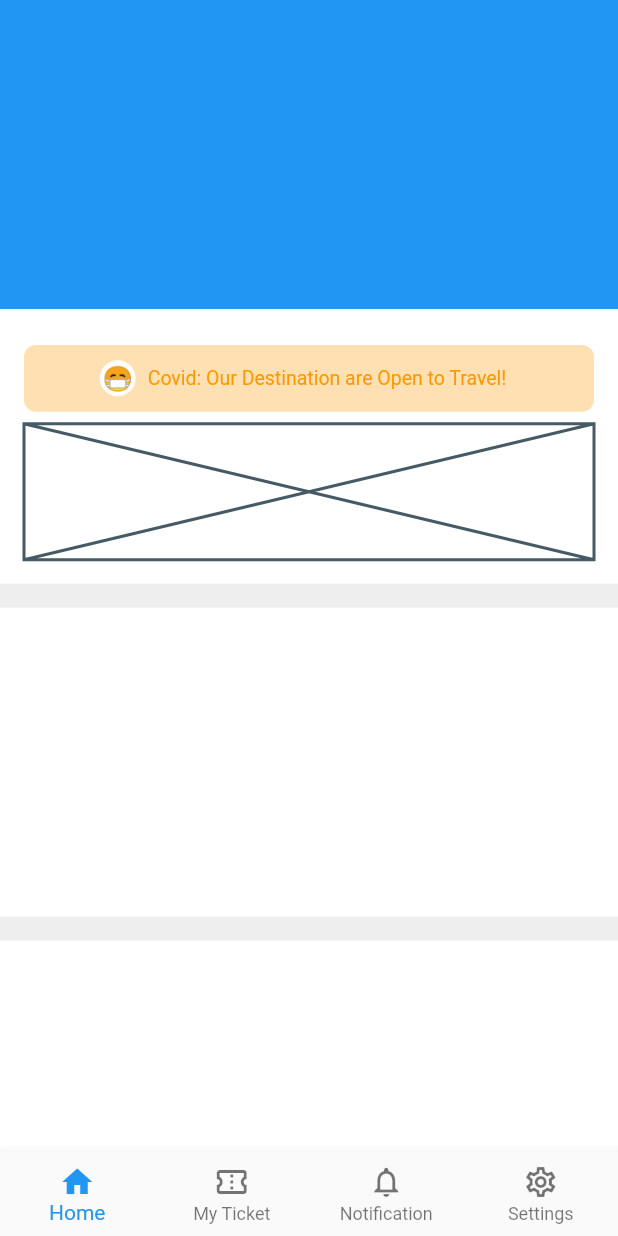
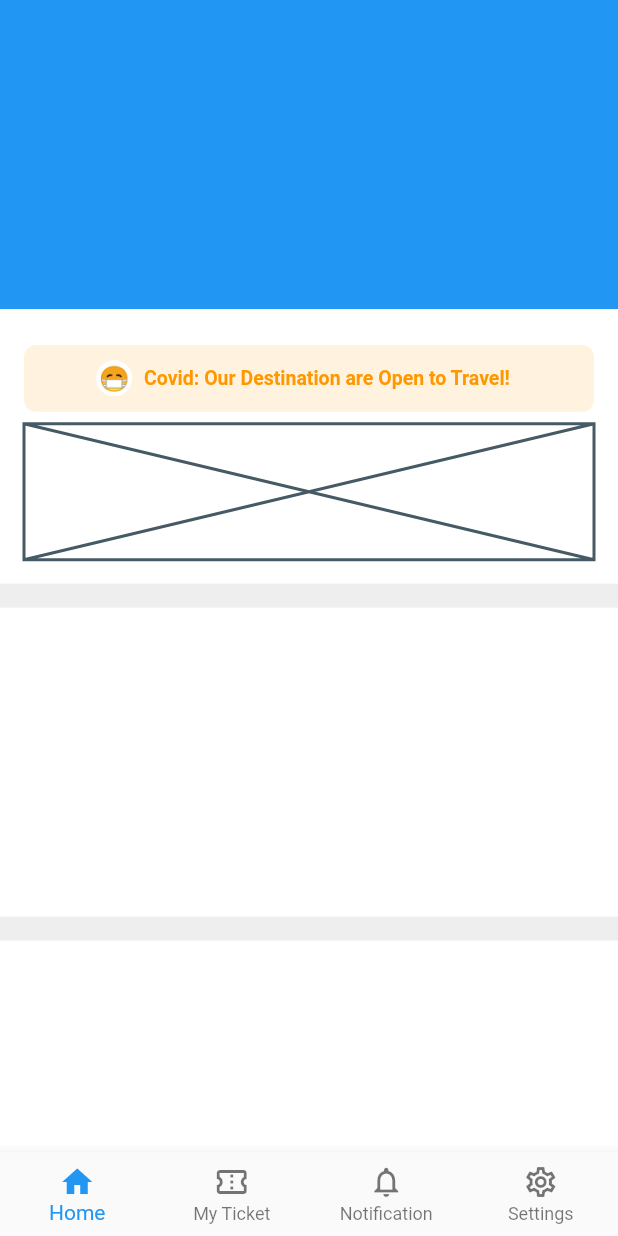
Before and after one commit to JAICHANGPARK/flutter_notebook_11th_story, a Flutter app: the screen it shows after launch, on a phone screen of 412 x 824 dp. Run offline on Flutter 3.47's test engine with Material 2 defaults, Android fonts, the phone set to English and light mode, and no system bars; our stand-ins replace backdrop, badges, flutter_inner_drawer, flutter_slidable, google_fonts.

Commit message:
Update ticket_booking_home_page.dart

```diff
--- a/lib/ep710_ticket_booking_app/ticket_booking_home_page.dart
+++ b/lib/ep710_ticket_booking_app/ticket_booking_home_page.dart
@@ -28,12 +28,12 @@ class _TicketBookingHomePageState extends State<TicketBookingHomePage> {
                 child: Column(
                   children: [
                     Expanded(
-                        flex:2,
+                        flex: 2,
                         child: Padding(
                           padding: const EdgeInsets.symmetric(vertical: 8),
                           child: Container(
                             decoration: BoxDecoration(
-                              color: Colors.orange[100],
+                              color: Colors.orange[50],
                               borderRadius: BorderRadius.circular(8),
                             ),
                             child: Row(
@@ -46,17 +46,17 @@ class _TicketBookingHomePageState extends State<TicketBookingHomePage> {
                                 ),
                                 Padding(
                                   padding: const EdgeInsets.all(8.0),
-                                  child: Text("Covid: Our Destination are Open to Travel!", style: TextStyle(
-                                    color: Colors.orange,fontSize: 13
-                                  ),),
+                                  child: Text(
+                                    "Covid: Our Destination are Open to Travel!",
+                                    style: TextStyle(color: Colors.orange, fontSize: 13,
+                                        fontWeight: FontWeight.bold),
+                                  ),
                                 )
                               ],
                             ),
                           ),
                         )),
-                    Expanded(
-                        flex: 3,
-                        child: Placeholder()),
+                    Expanded(flex: 3, child: Placeholder()),
                   ],
                 ),
               ),
```
